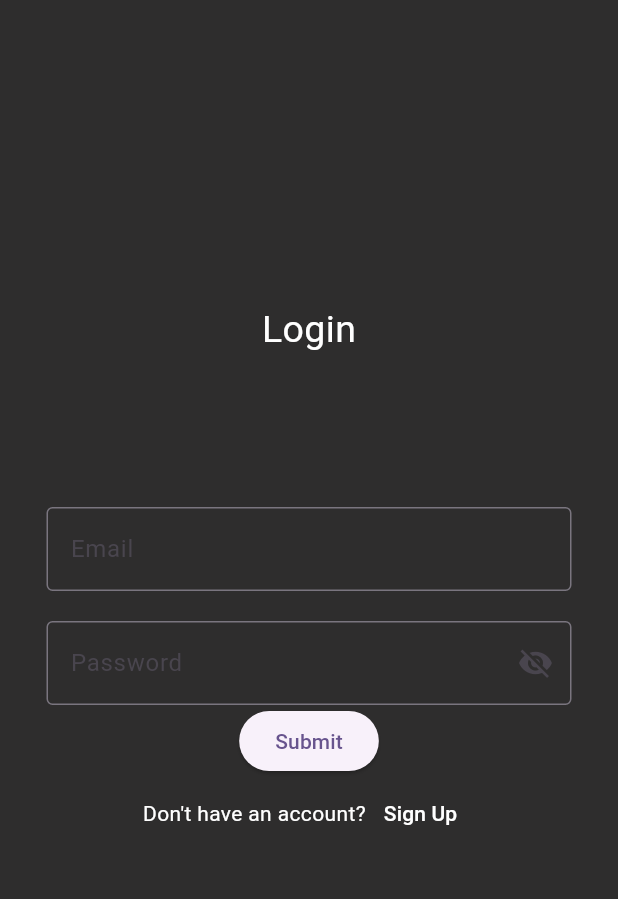
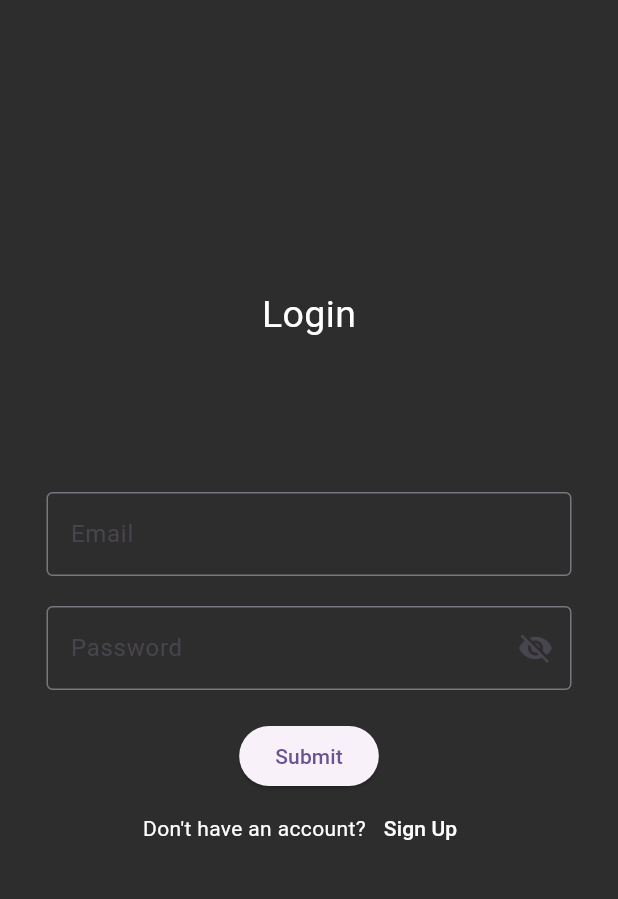
Before and after one commit to KhalilHen/soundboard_0, a Flutter app: the screen it shows after launch, on a phone screen of 412 x 824 dp, the part 84-983 px from its top. Run offline on Flutter 3.47's test engine with Material 3 defaults, Android fonts, the phone set to English and light mode, and no system bars; our stand-ins replace file_picker, just_audio, supabase_flutter; accounts and stored records are empty.

Commit message:
Cleaned some code

```diff
--- a/lib/controllers/login_controller.dart
+++ b/lib/controllers/login_controller.dart
@@ -11,6 +11,9 @@ class LoginController {
   // Future<void> checkUser(BuildContext context, formKey, emailContronller, passwordController)
   Future<void> checkUser(BuildContext context, String email, String password, GlobalKey<FormState> formKey) async {
     if (formKey.currentState!.validate()) {
+
+
+
       await AuthService().signInWithEmaiPassword(email, password).then((value) {
         Navigator.pushReplacement(
           context,
--- a/lib/pages/login.dart
+++ b/lib/pages/login.dart
@@ -113,10 +113,9 @@ class _LoginState extends State<Login> {
                   ),
                 ),
               ),
+              Padding(padding: EdgeInsets.only(top: 20)),
               ElevatedButton(
                   onPressed: () {
-
-
                     var loginController = LoginController();
                     loginController.checkUser(context, emailContronller.text, passwordController.text, formKey);
                   },
```
Also changed, not shown: lib/controllers/upload_sound_controller.dart (+1 -14 lines).
